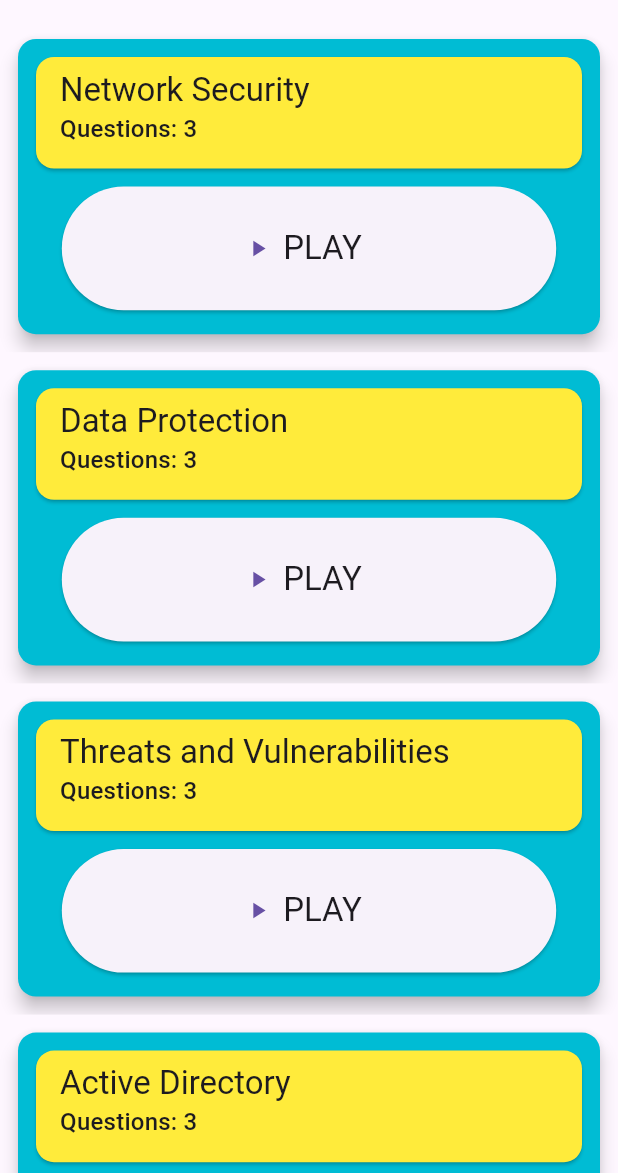
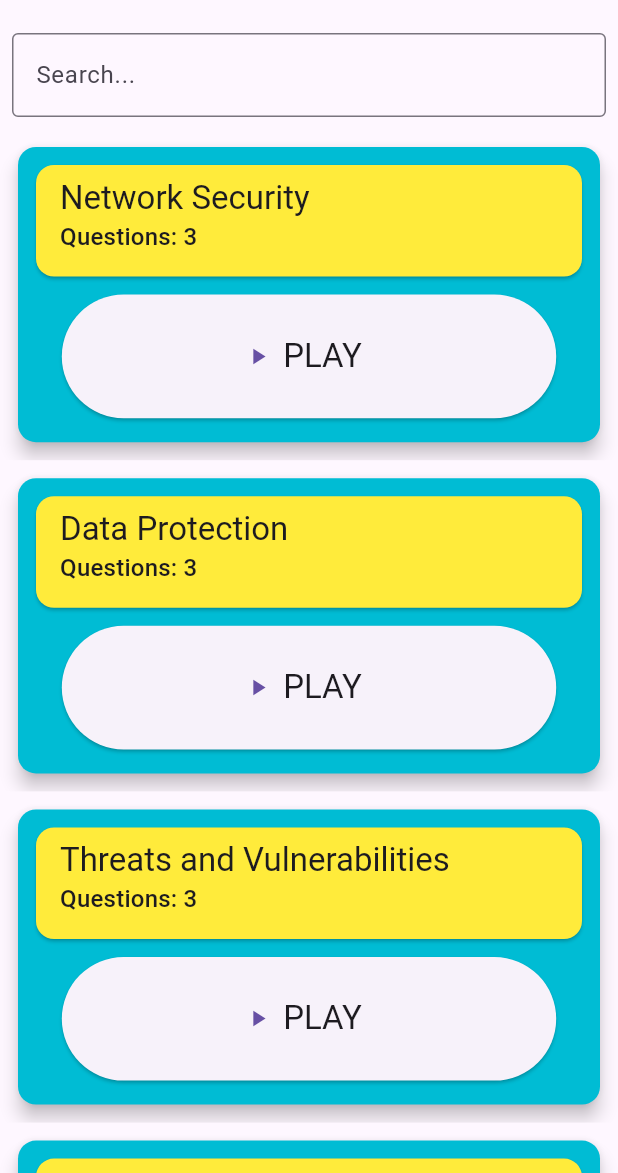
Before and after one commit to joonaskiuru/flutter_cybersecurity_quiz, a Flutter app: the screen it shows after launch, after a tap on the "menu" icon, after a tap on "Quizzes", on a phone screen of 412 x 824 dp, the part 63-1236 px from its top. Run offline on Flutter 3.47's test engine with Material 3 defaults, Android fonts, the phone set to English and light mode, and no system bars; our stand-ins replace bloc, bloc_concurrency, equatable, flutter_bloc, shared_preferences, stream_transform.

Commit message:
feat: search filtering

```diff
--- a/cybersecurity_quiz_app/lib/logic/bloc/quiz_bloc.dart
+++ b/cybersecurity_quiz_app/lib/logic/bloc/quiz_bloc.dart
@@ -3,6 +3,7 @@ import 'package:bloc_concurrency/bloc_concurrency.dart';
 
 import 'package:bloc/bloc.dart';
 import 'package:cybersecurity_quiz_app/logic/models/quiz_model.dart';
+import 'package:flutter/material.dart';
 import 'package:stream_transform/stream_transform.dart';
 
 import 'package:flutter/services.dart';
@@ -29,11 +30,25 @@ class QuizBloc extends Bloc<QuizEvent, QuizState> {
       var quizJson =
           await rootBundle.loadString("assets/database/quiz_data.json");
 
+      if (event.filter.isNotEmpty) {
+        emit(state.copyWith(
+          status: QuizStatus.success,
+          quizzes: [],
+        ));
+      }
+
       // Refactor json data to list of quizzes.
       List<Quiz> quizzes = fromJsonToList(quizJson);
+      List<Quiz> filteredQuizzes = quizzes
+          .where(
+            (element) => element.category
+                .toLowerCase()
+                .contains(event.filter.toLowerCase()),
+          )
+          .toList();
       emit(state.copyWith(
         status: QuizStatus.success,
-        quizzes: List.of(state.quizzes)..addAll(quizzes),
+        quizzes: List.of(state.quizzes)..addAll(filteredQuizzes),
       ));
     } catch (e) {
       emit(state.copyWith(status: QuizStatus.failure));
--- a/cybersecurity_quiz_app/lib/logic/bloc/quiz_event.dart
+++ b/cybersecurity_quiz_app/lib/logic/bloc/quiz_event.dart
@@ -10,4 +10,8 @@ sealed class QuizEvent extends Equatable {
   List<Object> get props => [];
 }
 
-class LoadQuizzes extends QuizEvent {}
+class LoadQuizzes extends QuizEvent {
+  final String filter;
+
+  const LoadQuizzes({required this.filter});
+}
--- a/cybersecurity_quiz_app/lib/presentation/screens/quiz_selection_screen.dart
+++ b/cybersecurity_quiz_app/lib/presentation/screens/quiz_selection_screen.dart
@@ -11,7 +11,7 @@ class QuizSelectionScreen extends StatelessWidget {
   Widget build(BuildContext context) {
     return Scaffold(
       body: BlocProvider(
-        create: (_) => QuizBloc()..add(LoadQuizzes()),
+        create: (_) => QuizBloc()..add(const LoadQuizzes(filter: "")),
         child: const QuizList(),
       ),
     );
--- a/cybersecurity_quiz_app/lib/presentation/widgets/info_widget.dart
+++ b/cybersecurity_quiz_app/lib/presentation/widgets/info_widget.dart
@@ -9,7 +9,7 @@ class InfoWidget extends StatelessWidget {
     final height = MediaQuery.of(context).size.height;
     return Center(
       child: Padding(
-        padding: EdgeInsets.all(10.0),
+        padding: const EdgeInsets.all(10.0),
         child: SizedBox(
           width: width * 0.9,
           height: height * 0.9,
--- a/cybersecurity_quiz_app/lib/presentation/widgets/quiz_list.dart
+++ b/cybersecurity_quiz_app/lib/presentation/widgets/quiz_list.dart
@@ -14,16 +14,40 @@ class QuizList extends StatefulWidget {
 
 class _QuizList extends State<QuizList> {
   final _scrollController = ScrollController();
+  final _textcontroller = TextEditingController();
 
   @override
   void initState() {
     super.initState();
     _scrollController.addListener(_onScroll);
+    _textcontroller.addListener(_searchQueryChanged);
+  }
+
+  void _searchQueryChanged() {
+    context.read<QuizBloc>().add(LoadQuizzes(filter: _textcontroller.text));
   }
 
   @override
   Widget build(BuildContext context) {
-    return BlocBuilder<QuizBloc, QuizState>(builder: (context, state) {
+    return Column(
+      mainAxisAlignment: MainAxisAlignment.start,
+      crossAxisAlignment: CrossAxisAlignment.start,
+      children: [
+        Padding(
+          padding: const EdgeInsets.all(8.0),
+          child: SizedBox(
+            width: MediaQuery.of(context).size.width,
+            child: TextField(
+              controller: _textcontroller,
+              decoration: const InputDecoration(
+                border: OutlineInputBorder(),
+                hintText: 'Search...',
+              ),
+            ),
+          ),
+        ),
+        Expanded(
+          child: BlocBuilder<QuizBloc, QuizState>(builder: (context, state) {
             switch (state.status) {
               case QuizStatus.failure:
                 return const Center(child: Text('failed to fetch posts'));
@@ -44,7 +68,10 @@ class _QuizList extends State<QuizList> {
               case QuizStatus.initial:
                 return const Center(child: CircularProgressIndicator());
             }
-    });
+          }),
+        ),
+      ],
+    );
   }
 
   @override
@@ -52,17 +79,22 @@ class _QuizList extends State<QuizList> {
     _scrollController
       ..removeListener(_onScroll)
       ..dispose();
+
+    _textcontroller
+      ..removeListener(_searchQueryChanged)
+      ..dispose();
     super.dispose();
   }
 
   // This method reacts to scrolling.
   void _onScroll() {
-    if (_isBottom) context.read<QuizBloc>().add(LoadQuizzes());
+    if (_isBottom) {
+      context.read<QuizBloc>().add(LoadQuizzes(filter: _textcontroller.text));
+    }
   }
 
   // Check if user has scrolled all the way to the bottom.
   bool get _isBottom {
-    debugPrint("Is Bottom");
     if (!_scrollController.hasClients) return false;
     final maxScroll = _scrollController.position.maxScrollExtent;
     final currentScroll = _scrollController.offset;
```
Also changed, not shown: cybersecurity_quiz_app/lib/simple_bloc_observer.dart (deleted, +0 -22 lines). Lines whose indentation alone changed are shown as unchanged.
